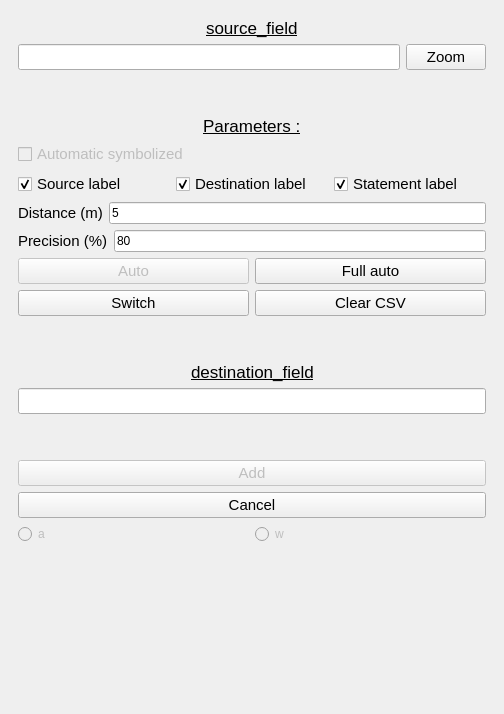
This is diagwayprojection/DiagwayProjection_dockwidget_base.ui in StundFR/diagway as Qt 5 draws it before an edit. The edited form follows.
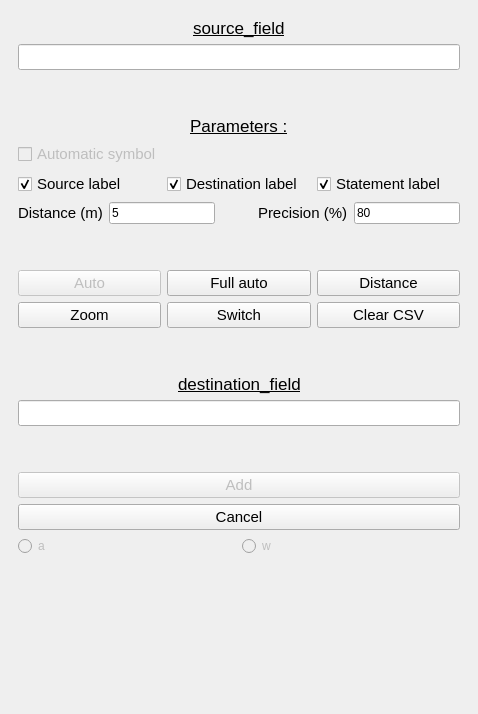
This is the edited form. Custom widgets are drawn as their Qt base class.

Commit message: Ajout du bouton distance

```diff
--- a/diagwayprojection/DiagwayProjection_dockwidget_base.ui
+++ b/diagwayprojection/DiagwayProjection_dockwidget_base.ui
@@ -6,7 +6,7 @@
    <rect>
     <x>0</x>
     <y>0</y>
-    <width>504</width>
+    <width>478</width>
     <height>714</height>
    </rect>
   </property>
@@ -14,8 +14,8 @@
    <string>DiagwayProjection</string>
   </property>
   <widget class="QWidget" name="dockWidgetContents">
-   <layout class="QVBoxLayout" name="verticalLayout_3">
-    <item>
+   <layout class="QGridLayout" name="gridLayout_2">
+    <item row="0" column="0">
      <widget class="QStackedWidget" name="stackedWidget">
       <property name="maximumSize">
        <size>
@@ -792,7 +792,7 @@
        </layout>
       </widget>
       <widget class="QWidget" name="page_3">
-       <layout class="QVBoxLayout" name="verticalLayout_6">
+       <layout class="QVBoxLayout" name="verticalLayout_3">
         <item>
          <layout class="QHBoxLayout" name="horizontalLayout_9">
           <item>
@@ -843,8 +843,6 @@
          </layout>
         </item>
         <item>
-         <layout class="QHBoxLayout" name="horizontalLayout_17">
-          <item>
            <widget class="QLineEdit" name="lineEdit_fields_source">
             <property name="font">
              <font>
@@ -854,23 +852,6 @@
            </widget>
           </item>
           <item>
-           <widget class="QPushButton" name="push_zoom_source">
-            <property name="enabled">
-             <bool>true</bool>
-            </property>
-            <property name="font">
-             <font>
-              <pointsize>11</pointsize>
-             </font>
-            </property>
-            <property name="text">
-             <string>Zoom</string>
-            </property>
-           </widget>
-          </item>
-         </layout>
-        </item>
-        <item>
          <spacer name="verticalSpacer_6">
           <property name="orientation">
            <enum>Qt::Vertical</enum>
@@ -946,7 +927,7 @@
            </font>
           </property>
           <property name="text">
-           <string>Automatic symbolized</string>
+           <string>Automatic symbol</string>
           </property>
          </widget>
         </item>
@@ -1000,6 +981,8 @@
          </layout>
         </item>
         <item>
+         <layout class="QHBoxLayout" name="horizontalLayout_39">
+          <item>
          <layout class="QHBoxLayout" name="horizontalLayout_8">
           <item>
            <widget class="QLabel" name="label_buffer_distance">
@@ -1022,6 +1005,22 @@
           </item>
          </layout>
         </item>
+          <item>
+           <spacer name="horizontalSpacer_41">
+            <property name="orientation">
+             <enum>Qt::Horizontal</enum>
+            </property>
+            <property name="sizeType">
+             <enum>QSizePolicy::Preferred</enum>
+            </property>
+            <property name="sizeHint" stdset="0">
+             <size>
+              <width>40</width>
+              <height>20</height>
+             </size>
+            </property>
+           </spacer>
+          </item>
         <item>
          <layout class="QHBoxLayout" name="horizontalLayout_15">
           <item>
@@ -1045,8 +1044,26 @@
           </item>
          </layout>
         </item>
+         </layout>
+        </item>
         <item>
-         <layout class="QHBoxLayout" name="horizontalLayout_19">
+         <spacer name="verticalSpacer_29">
+          <property name="orientation">
+           <enum>Qt::Vertical</enum>
+          </property>
+          <property name="sizeType">
+           <enum>QSizePolicy::Preferred</enum>
+          </property>
+          <property name="sizeHint" stdset="0">
+           <size>
+            <width>20</width>
+            <height>40</height>
+           </size>
+          </property>
+         </spacer>
+        </item>
+        <item>
+         <layout class="QHBoxLayout" name="horizontalLayout_18">
           <item>
            <widget class="QPushButton" name="push_auto">
             <property name="enabled">
@@ -1077,10 +1094,40 @@
             </property>
            </widget>
           </item>
+          <item>
+           <widget class="QPushButton" name="push_calcul">
+            <property name="enabled">
+             <bool>true</bool>
+            </property>
+            <property name="font">
+             <font>
+              <pointsize>11</pointsize>
+             </font>
+            </property>
+            <property name="text">
+             <string>Distance</string>
+            </property>
+           </widget>
+          </item>
          </layout>
         </item>
         <item>
-         <layout class="QHBoxLayout" name="horizontalLayout_18">
+         <layout class="QHBoxLayout" name="horizontalLayout_17">
+          <item>
+           <widget class="QPushButton" name="push_zoom_source">
+            <property name="enabled">
+             <bool>true</bool>
+            </property>
+            <property name="font">
+             <font>
+              <pointsize>11</pointsize>
+             </font>
+            </property>
+            <property name="text">
+             <string>Zoom</string>
+            </property>
+           </widget>
+          </item>
           <item>
            <widget class="QPushButton" name="push_switch">
             <property name="enabled">
```
Left out of the diff: 2 changed lines with no effect on the pictures. Lines whose indentation alone changed are shown as unchanged.
